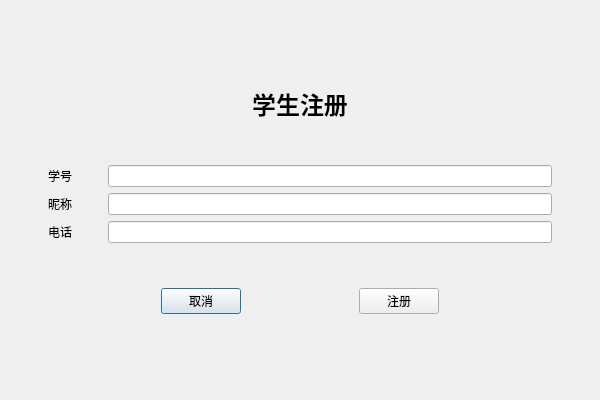
Qt form ui/reg.ui (fanenr/cxx-DS-client) before a commit.
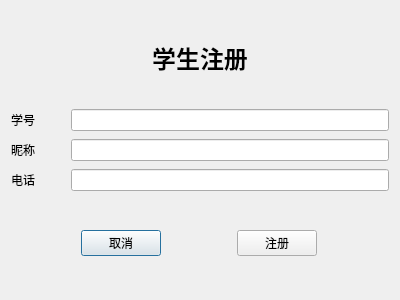
The same form after that commit.

What changed in the file:
```diff
--- a/ui/reg.ui
+++ b/ui/reg.ui
@@ -6,77 +6,38 @@
    <rect>
     <x>0</x>
     <y>0</y>
-    <width>600</width>
-    <height>400</height>
+    <width>400</width>
+    <height>300</height>
    </rect>
   </property>
   <property name="windowTitle">
    <string>学生注册</string>
   </property>
-  <layout class="QVBoxLayout" name="vlay">
-   <property name="leftMargin">
-    <number>48</number>
-   </property>
-   <property name="topMargin">
-    <number>48</number>
-   </property>
-   <property name="rightMargin">
-    <number>48</number>
-   </property>
-   <property name="bottomMargin">
-    <number>48</number>
-   </property>
+  <layout class="QVBoxLayout" name="verticalLayout" stretch="1,0,1">
    <item>
-    <spacer name="vsp1">
-     <property name="orientation">
-      <enum>Qt::Orientation::Vertical</enum>
+    <widget class="QLabel" name="label1">
+     <property name="font">
+      <font>
+       <pointsize>18</pointsize>
+       <bold>true</bold>
+      </font>
      </property>
-     <property name="sizeHint" stdset="0">
-      <size>
-       <width>20</width>
-       <height>40</height>
-      </size>
+     <property name="text">
+      <string>学生注册</string>
      </property>
-    </spacer>
-   </item>
-   <item>
-    <layout class="QHBoxLayout" name="hlay1">
-     <item>
-      <widget class="QLabel" name="label1">
-       <property name="font">
-        <font>
-         <pointsize>18</pointsize>
-         <bold>true</bold>
-        </font>
-       </property>
-       <property name="text">
-        <string>学生注册</string>
-       </property>
-       <property name="alignment">
-        <set>Qt::AlignmentFlag::AlignCenter</set>
-       </property>
-      </widget>
-     </item>
-    </layout>
-   </item>
-   <item>
-    <spacer name="vsp2">
-     <property name="orientation">
-      <enum>Qt::Orientation::Vertical</enum>
+     <property name="alignment">
+      <set>Qt::AlignmentFlag::AlignCenter</set>
      </property>
-     <property name="sizeHint" stdset="0">
-      <size>
-       <width>20</width>
-       <height>40</height>
-      </size>
-     </property>
-    </spacer>
+    </widget>
    </item>
    <item>
     <layout class="QFormLayout" name="flay">
      <property name="horizontalSpacing">
       <number>36</number>
      </property>
+     <property name="verticalSpacing">
+      <number>8</number>
+     </property>
      <item row="0" column="0">
       <widget class="QLabel" name="label2">
        <property name="text">
@@ -109,35 +70,9 @@
      </item>
     </layout>
    </item>
-   <item>
-    <spacer name="vsp3">
-     <property name="orientation">
-      <enum>Qt::Orientation::Vertical</enum>
-     </property>
-     <property name="sizeHint" stdset="0">
-      <size>
-       <width>20</width>
-       <height>40</height>
-      </size>
-     </property>
-    </spacer>
-   </item>
    <item>
     <layout class="QHBoxLayout" name="hlay2">
-     <item>
-      <spacer name="hsp1">
-       <property name="orientation">
-        <enum>Qt::Orientation::Horizontal</enum>
-       </property>
-       <property name="sizeHint" stdset="0">
-        <size>
-         <width>40</width>
-         <height>20</height>
-        </size>
-       </property>
-      </spacer>
-     </item>
-     <item>
+     <item alignment="Qt::AlignmentFlag::AlignVCenter">
       <widget class="QPushButton" name="pbtn1">
        <property name="sizePolicy">
         <sizepolicy hsizetype="Fixed" vsizetype="Fixed">
@@ -150,20 +85,7 @@
        </property>
       </widget>
      </item>
-     <item>
-      <spacer name="hsp2">
-       <property name="orientation">
-        <enum>Qt::Orientation::Horizontal</enum>
-       </property>
-       <property name="sizeHint" stdset="0">
-        <size>
-         <width>40</width>
-         <height>20</height>
-        </size>
-       </property>
-      </spacer>
-     </item>
-     <item>
+     <item alignment="Qt::AlignmentFlag::AlignVCenter">
       <widget class="QPushButton" name="pbtn2">
        <property name="sizePolicy">
         <sizepolicy hsizetype="Fixed" vsizetype="Fixed">
@@ -176,34 +98,8 @@
        </property>
       </widget>
      </item>
-     <item>
-      <spacer name="hsp3">
-       <property name="orientation">
-        <enum>Qt::Orientation::Horizontal</enum>
-       </property>
-       <property name="sizeHint" stdset="0">
-        <size>
-         <width>40</width>
-         <height>20</height>
-        </size>
-       </property>
-      </spacer>
-     </item>
     </layout>
    </item>
-   <item>
-    <spacer name="vsp4">
-     <property name="orientation">
-      <enum>Qt::Orientation::Vertical</enum>
-     </property>
-     <property name="sizeHint" stdset="0">
-      <size>
-       <width>20</width>
-       <height>40</height>
-      </size>
-     </property>
-    </spacer>
-   </item>
   </layout>
  </widget>
  <resources/>
```
Left out of the diff: 14 changed lines with no effect on the pictures.
